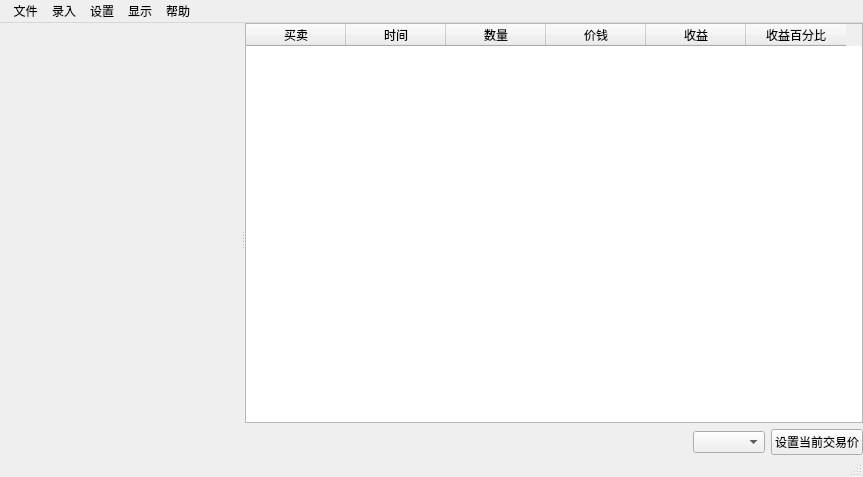
Above: UI/JKMainWin.ui from Mr-WangJin/StockTool before the change. Below: the same form after it.
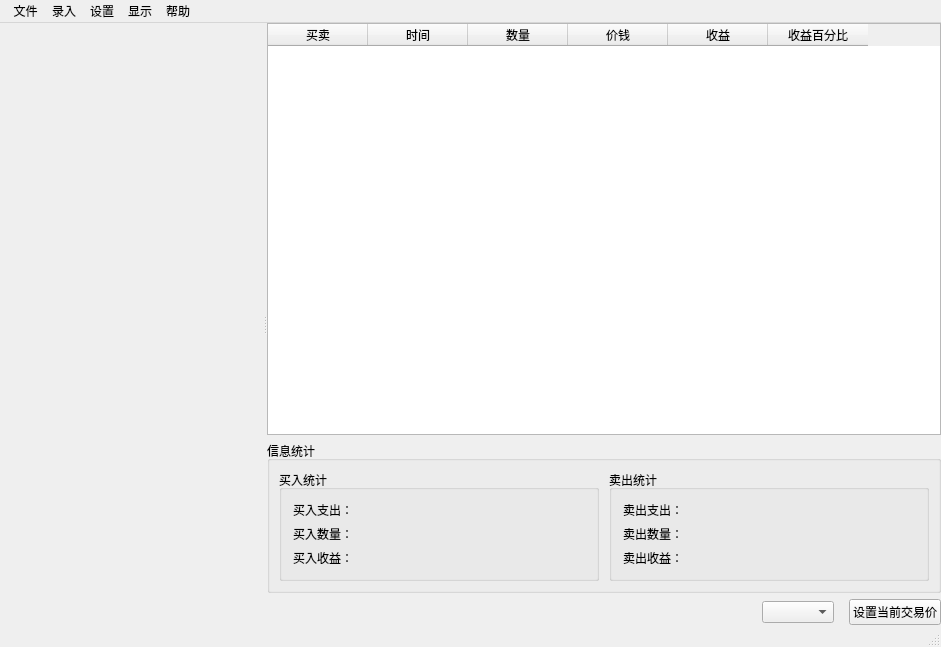
That is the form after the change. Custom widgets are drawn as their Qt base class.

Patch:
```diff
--- a/UI/JKMainWin.ui
+++ b/UI/JKMainWin.ui
@@ -6,8 +6,8 @@
    <rect>
     <x>0</x>
     <y>0</y>
-    <width>863</width>
-    <height>477</height>
+    <width>941</width>
+    <height>647</height>
    </rect>
   </property>
   <property name="windowTitle">
@@ -35,6 +35,9 @@
       <widget class="JKTrendChart" name="trendChartWgt" native="true"/>
       <widget class="JKInfoWgt" name="widget_2" native="true">
        <layout class="QVBoxLayout" name="verticalLayout_2">
+        <property name="spacing">
+         <number>6</number>
+        </property>
         <property name="leftMargin">
          <number>0</number>
         </property>
@@ -87,8 +90,104 @@
           </column>
          </widget>
         </item>
+        <item>
+         <widget class="QGroupBox" name="groupBox">
+          <property name="minimumSize">
+           <size>
+            <width>0</width>
+            <height>0</height>
+           </size>
+          </property>
+          <property name="title">
+           <string>信息统计</string>
+          </property>
+          <property name="flat">
+           <bool>false</bool>
+          </property>
+          <layout class="QHBoxLayout" name="horizontalLayout_2">
+           <property name="spacing">
+            <number>10</number>
+           </property>
+           <property name="leftMargin">
+            <number>9</number>
+           </property>
+           <property name="topMargin">
+            <number>9</number>
+           </property>
+           <property name="rightMargin">
+            <number>9</number>
+           </property>
+           <property name="bottomMargin">
+            <number>9</number>
+           </property>
+           <item>
+            <widget class="QGroupBox" name="groupBox_2">
+             <property name="title">
+              <string>买入统计</string>
+             </property>
+             <layout class="QVBoxLayout" name="verticalLayout_3">
+              <item>
+               <widget class="QLabel" name="lblBuySumPrice">
+                <property name="text">
+                 <string>买入支出：</string>
+                </property>
+               </widget>
+              </item>
+              <item>
+               <widget class="QLabel" name="lblBuySumCount">
+                <property name="text">
+                 <string>买入数量：</string>
+                </property>
+               </widget>
+              </item>
+              <item>
+               <widget class="QLabel" name="lblBuySumEarning">
+                <property name="text">
+                 <string>买入收益：</string>
+                </property>
+               </widget>
+              </item>
+             </layout>
+            </widget>
+           </item>
+           <item>
+            <widget class="QGroupBox" name="groupBox_3">
+             <property name="title">
+              <string>卖出统计</string>
+             </property>
+             <layout class="QVBoxLayout" name="verticalLayout_4">
+              <item>
+               <widget class="QLabel" name="lblSellSumPrice">
+                <property name="text">
+                 <string>卖出支出：</string>
+                </property>
+               </widget>
+              </item>
+              <item>
+               <widget class="QLabel" name="lblSellSumCount">
+                <property name="text">
+                 <string>卖出数量：</string>
+                </property>
+               </widget>
+              </item>
+              <item>
+               <widget class="QLabel" name="lblSellSumEarning">
+                <property name="text">
+                 <string>卖出收益：</string>
+                </property>
+               </widget>
+              </item>
+             </layout>
+            </widget>
+           </item>
+          </layout>
+         </widget>
+        </item>
         <item>
          <layout class="QHBoxLayout" name="horizontalLayout">
+          <property name="spacing">
+           <number>15</number>
+          </property>
           <item>
            <spacer name="horizontalSpacer">
             <property name="orientation">
@@ -132,7 +231,7 @@
     <rect>
      <x>0</x>
      <y>0</y>
-     <width>863</width>
+     <width>941</width>
      <height>23</height>
     </rect>
    </property>
```
Left out of the diff: 2 changed lines with no effect on the pictures.
